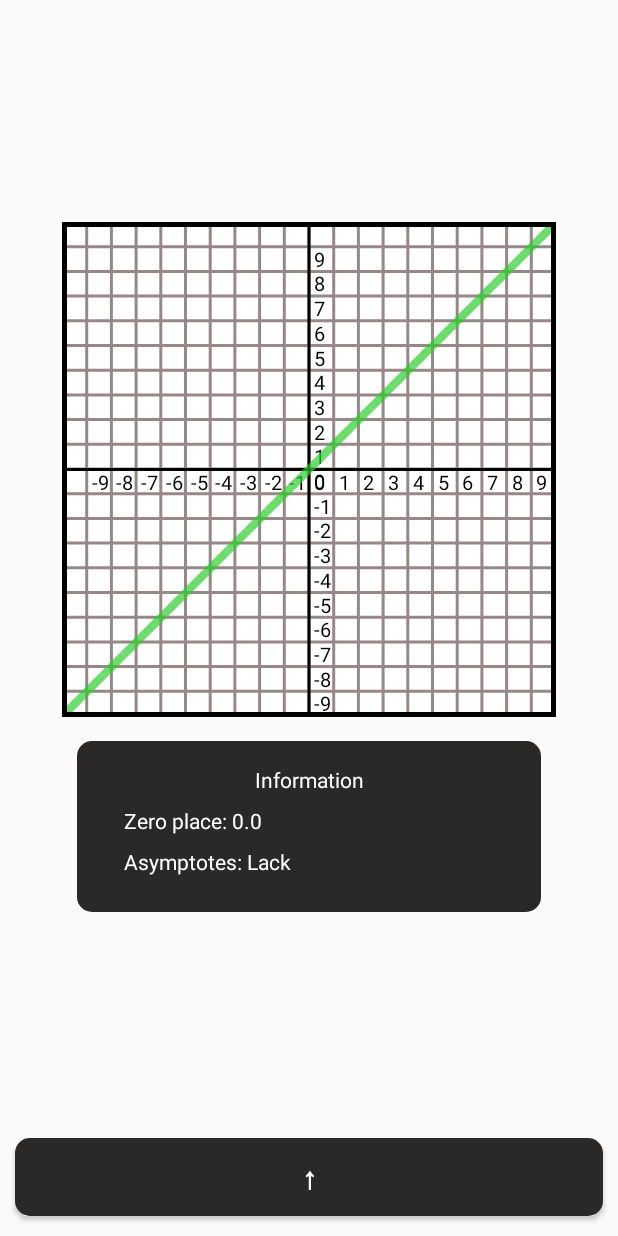
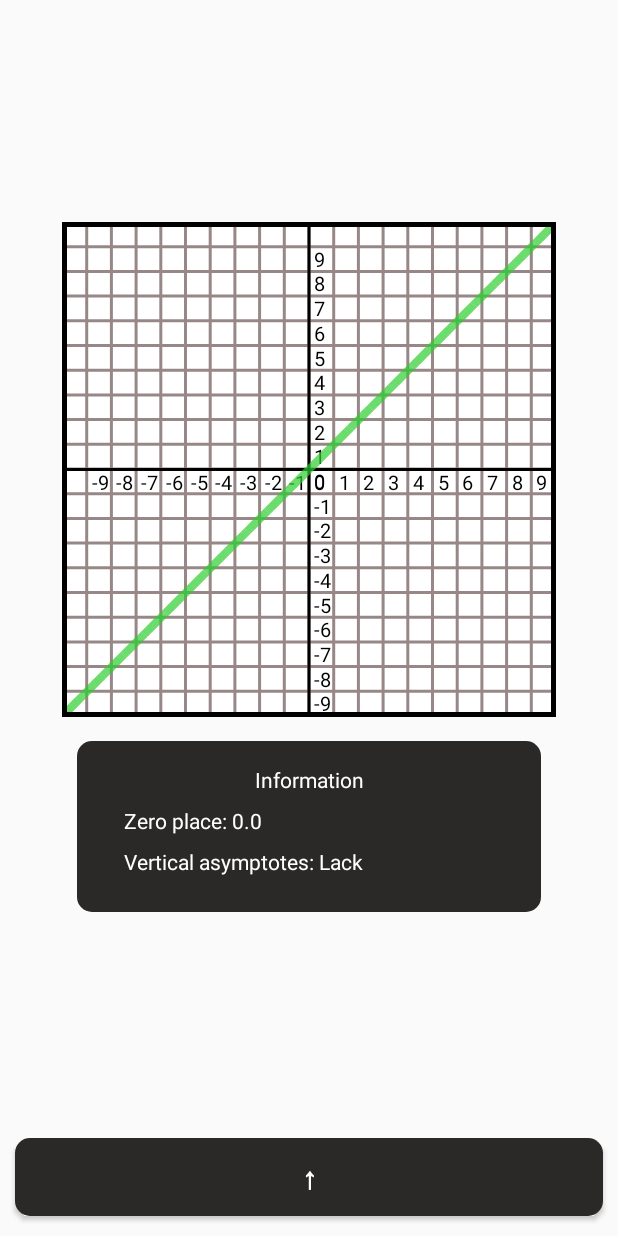
Before and after one commit to TheNoobestGuy/MathematicalAndroidApp, an Android app built with Jetpack Compose: the FunctionChartActivity screen opened directly, with no data from a screen before it, after a tap on an icon or button, on a phone screen of 412 x 824 dp. Run offline under Robolectric (Android 15) with nearby library versions, the phone set to English and light mode, and no system bars; 2 other taps on this screen came first.

Commit message:
Small fix for asymptotes and zero places.

```diff
--- a/app/src/main/java/com/example/mathmaster/customviews/FunctionChart.kt
+++ b/app/src/main/java/com/example/mathmaster/customviews/FunctionChart.kt
@@ -160,10 +160,10 @@ class FunctionChart @JvmOverloads constructor(
 
         // Asymptotes
         if (asymptotes.size == 1) {
-            asymptotesTextView.text = context.getString(R.string.Asymptote)
+            asymptotesTextView.text = context.getString(R.string.VerticalAsymptote)
         }
         else {
-            asymptotesTextView.text = context.getString(R.string.Asymptotes)
+            asymptotesTextView.text = context.getString(R.string.VerticalAsymptotes)
         }
 
         added = false
@@ -193,14 +193,16 @@ class FunctionChart @JvmOverloads constructor(
 
         // Draw function
         if (equation.isNotEmpty()) {
-            val xAxis = (height/2f).toDouble()
-            val xAxisStart = -(width/(gridSpacing))/2f
-            val xAxisEnd = (width/(gridSpacing))/2f
+            val xAxis = round((height/2f).toDouble()*100)/100
             var lastPoint = 0.0
             var addedAsymptote = false
 
+            var zeroPlaceLastPoint = Double.MAX_VALUE
+            var zeroPlace: Float = Float.MAX_VALUE
+            var addZeroPlace = false
+
             var firstRun = true
-            var x = xAxisStart
+            var x = -(width/(gridSpacing))/2f
             var iterator = 0f
             while (iterator <= width) {
                 // Find Y value for X
@@ -208,17 +210,28 @@ class FunctionChart @JvmOverloads constructor(
                 val bufferX = width/2f + (x * gridSpacing)
                 val y = calculator.calculate(equationAfterSubstitution, 0)
 
+                // Check is it a zero place
+                if (abs(zeroPlaceLastPoint) > abs(y.first) && round(y.first*100)/100 >= -0.01 && round(y.first*100)/100 <= 0.01) {
+                    zeroPlace = x
+                    addZeroPlace = true
+                }
+                else if (addZeroPlace) {
+                    zeroPlaces.add(zeroPlace)
+                    zeroPlace = Float.MAX_VALUE
+                    addZeroPlace = false
+                }
+
+                zeroPlaceLastPoint = y.first
                 y.first = round((xAxis - (y.first*(gridSpacing)))*100)/100
 
                 // Check is it asymptote
                 if (abs(lastPoint-y.first) >= height && !firstRun) {
                     if ((lastPoint > xAxis && y.first < xAxis) || (lastPoint < xAxis && y.first > xAxis)) {
                         if (!addedAsymptote) {
-                            var xValue = x
-                            if (x < 0) {
-                                xValue = round(x*100+1)/100f
-                            }
-                            asymptotes.add(Pair(bufferX, xValue))
+                            println("START")
+                            println(lastPoint)
+                            println(y.first)
+                            asymptotes.add(Pair(bufferX, x))
                             points.add(Pair(bufferX, y.first.toFloat()))
                             addedAsymptote = true
                         }
@@ -239,24 +252,9 @@ class FunctionChart @JvmOverloads constructor(
                     points.add(Pair(bufferX, y.first.toFloat()))
                     addedAsymptote = false
                 }
-
-                // Check is it a zero place
-                if (y.first == xAxis) {
-                    zeroPlaces.add(x)
-                }
-                else if (!addedAsymptote && !firstRun) {
-                    if ((lastPoint > xAxis && y.first < xAxis) || (lastPoint < xAxis && y.first > xAxis)) {
-                        if (x > xAxisStart && x < xAxisEnd) {
-                            if (x < 0) {
-                                zeroPlaces.add(x)
-                            }
-                            else {
-                                zeroPlaces.add(round(x*100-1)/100f)
-                            }
-                        }
-                    }
-                }
-
+                println("END")
+                println(lastPoint)
+                println(y.first)
                 lastPoint = y.first
                 x = round(x*100+1)/100
                 if (noDecimalPoint(x)) {
--- a/app/src/main/res/layout/functionchart_activity.xml
+++ b/app/src/main/res/layout/functionchart_activity.xml
@@ -59,7 +59,7 @@
                 android:id="@+id/Asymptotes"
                 android:layout_width="match_parent"
                 android:layout_height="wrap_content"
-                android:text="@string/Asymptotes"
+                android:text="@string/VerticalAsymptotes"
                 android:layout_marginTop="8dp"
                 android:textColor="@color/White"
                 android:layout_marginBottom="8dp"/>
--- a/app/src/main/res/values/strings.xml
+++ b/app/src/main/res/values/strings.xml
@@ -92,8 +92,8 @@
     // Function chart
     <string name="FunctionChart" translatable="false">Function chart</string>
     <string name="Information" translatable="false">Information</string>
-    <string name="Asymptotes" translatable="false">Asymptotes:</string>
-    <string name="Asymptote" translatable="false">Asymptote:</string>
+    <string name="VerticalAsymptotes" translatable="false">Vertical asymptotes:</string>
+    <string name="VerticalAsymptote" translatable="false">Asymptote:</string>
     <string name="ZeroPlaces" translatable="false">Zero places:</string>
     <string name="ZeroPlace" translatable="false">Zero place:</string>
     <string name="Lack" translatable="false">Lack</string>
```
